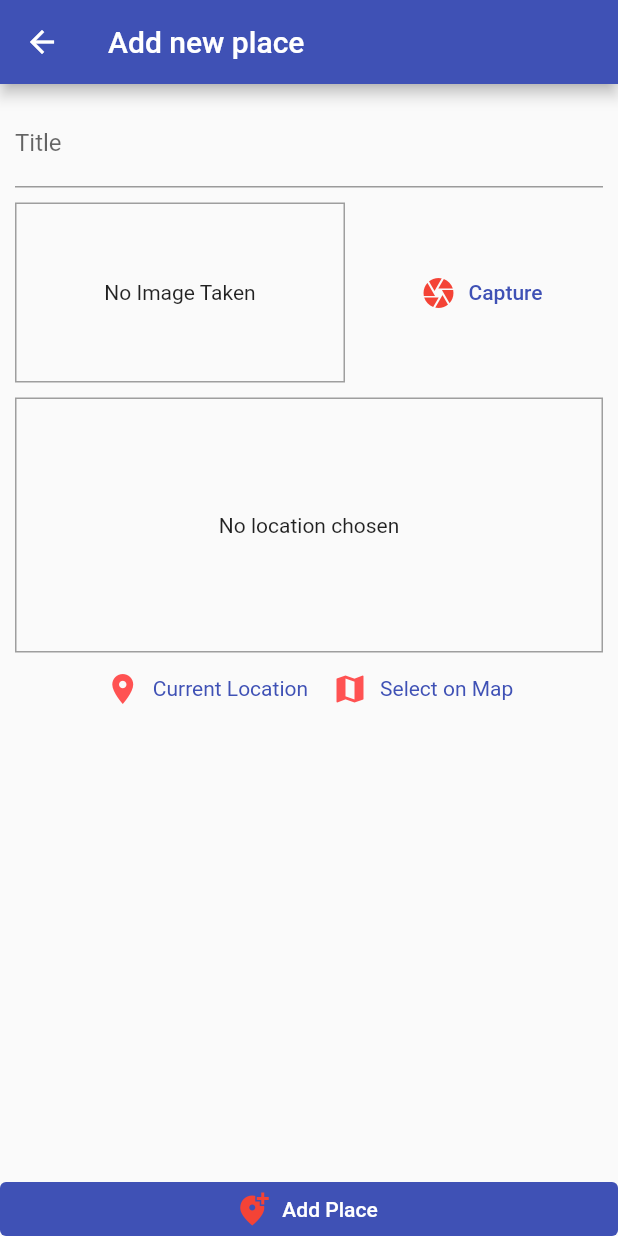
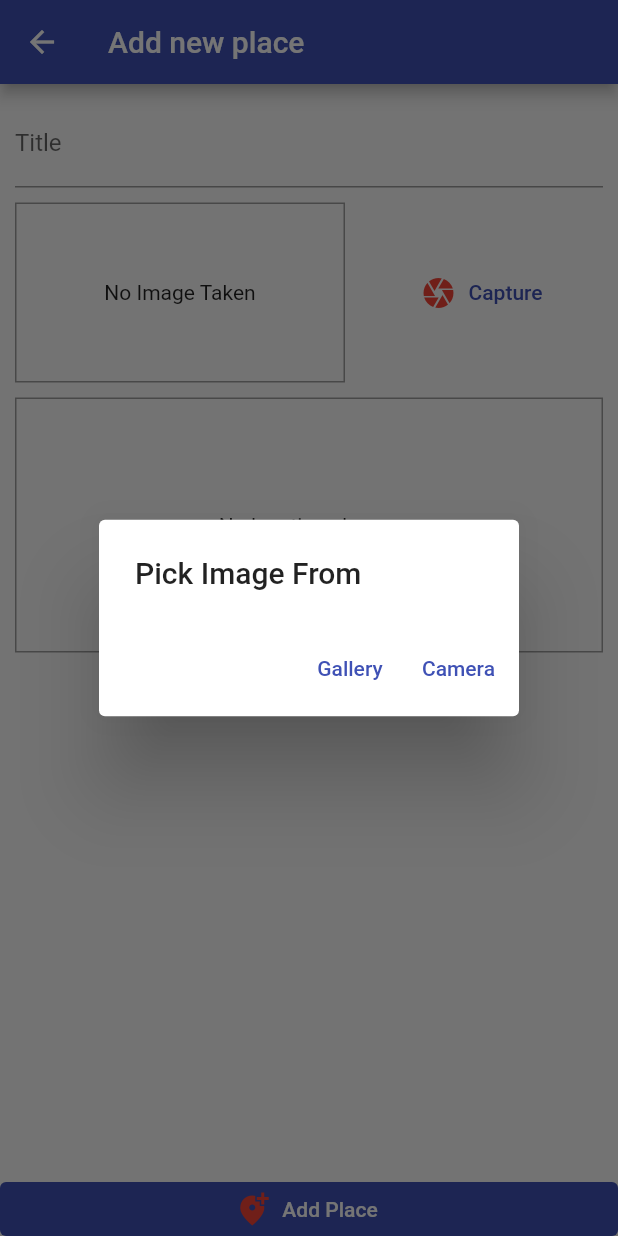
Before and after one commit to SharfarazMahmood/Flutter_Great_places, a Flutter app: the AddPlaceScreen screen opened by its route, after a tap on "Capture", on a phone screen of 412 x 824 dp. Run offline on Flutter 3.47's test engine with Material 2 defaults, Android fonts, the phone set to English and light mode, and no system bars; our stand-ins replace google_maps_flutter, image_picker, location, sqflite; accounts and stored records are empty.

Commit message:
app screenshots and demo apk file uploaded

```diff
--- a/lib/main.dart
+++ b/lib/main.dart
@@ -14,6 +14,7 @@ class MyApp extends StatelessWidget {
     return ChangeNotifierProvider.value(
       value: GreatPlaces(),
       child: MaterialApp(
+        debugShowCheckedModeBanner: false,
         title: 'Great Places',
         theme: ThemeData(
           primarySwatch: Colors.indigo,
--- a/lib/widgets/image_input.dart
+++ b/lib/widgets/image_input.dart
@@ -19,10 +19,11 @@ class _ImageInputState extends State<ImageInput> {
   File _storedImage;
   bool _imageStored = false;
 
-  Future<void> _capture() async {
+
+  Future<void> _capture(ImageSource source) async {
     final imagePicker = ImagePicker();
     final XFile imageFile = await imagePicker.pickImage(
-      source: ImageSource.camera,
+      source: source,
       maxHeight: 600,
     );
 
@@ -43,6 +44,32 @@ class _ImageInputState extends State<ImageInput> {
     final fileName = Path.basename(imageFile.path);
     final savedImage = await _storedImage.copy('${appDir.path}/$fileName');
     widget.onSelectImage(savedImage);
+  }
+
+
+  _selectImage() {
+    showDialog(
+      context: context,
+      builder: (ctx) => AlertDialog(
+        title: const Text('Pick Image From'),
+        actions: <Widget>[
+          TextButton(
+            child: const Text('Gallery'),
+            onPressed: () {
+              _capture(ImageSource.gallery);
+              Navigator.of(context).pop();
+            },
+          ),
+          TextButton(
+            child: const Text('Camera'),
+            onPressed: () {
+              _capture(ImageSource.camera);
+              Navigator.of(context).pop();
+            },
+          ),
+        ],
+      ),
+    );
   }
 
   @override
@@ -84,7 +111,7 @@ class _ImageInputState extends State<ImageInput> {
               shadowColor: Theme.of(context).accentColor,
             ),
             label: const Text('Capture'),
-            onPressed: _capture,
+            onPressed: _selectImage,
           ),
         ),
       ],
```
Also changed, not shown: lib/helpers/sqflite_db_helper.dart (+18 -15 lines), lib/providers/great_places_provider.dart (+20 -19 lines), 5 other files.
